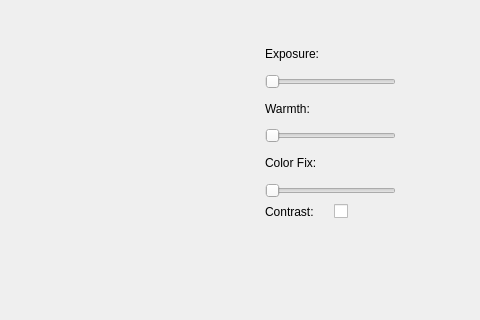
Old version of the form phote.ui in the repository MichaelMarkovsky/phote; both pictures show x 885 to 1365 and y 0 to 320 of the 1365 by 648 pixel window.
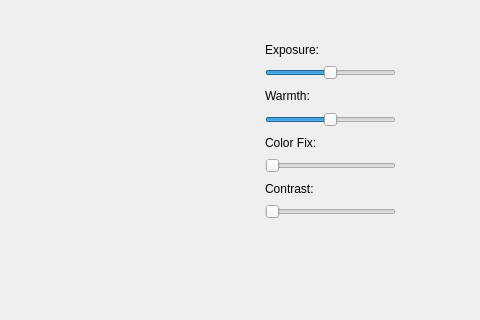
New version of the form.

Commit message: MODIFIED: contrast is a slider now

The edit to the form file:
```diff
--- a/phote.ui
+++ b/phote.ui
@@ -94,6 +94,12 @@
      </item>
      <item>
       <widget class="QSlider" name="exposureSlider">
+       <property name="minimum">
+        <number>-20</number>
+       </property>
+       <property name="maximum">
+        <number>20</number>
+       </property>
        <property name="orientation">
         <enum>Qt::Orientation::Horizontal</enum>
        </property>
@@ -108,6 +114,12 @@
      </item>
      <item>
       <widget class="QSlider" name="warmthSlider">
+       <property name="minimum">
+        <number>-50</number>
+       </property>
+       <property name="maximum">
+        <number>50</number>
+       </property>
        <property name="orientation">
         <enum>Qt::Orientation::Horizontal</enum>
        </property>
@@ -128,8 +140,6 @@
       </widget>
      </item>
      <item>
-      <layout class="QHBoxLayout" name="horizontalLayout">
-       <item>
         <widget class="QLabel" name="label_6">
          <property name="text">
           <string>Contrast:</string>
@@ -137,13 +147,17 @@
         </widget>
        </item>
        <item>
-        <widget class="QCheckBox" name="contrastCheckbox">
-         <property name="text">
-          <string/>
-         </property>
-        </widget>
-       </item>
-      </layout>
+      <widget class="QSlider" name="contrastSlider">
+       <property name="minimum">
+        <number>0</number>
+       </property>
+       <property name="maximum">
+        <number>100</number>
+       </property>
+       <property name="orientation">
+        <enum>Qt::Orientation::Horizontal</enum>
+       </property>
+      </widget>
      </item>
     </layout>
    </widget>
```
Lines whose indentation alone changed are shown as unchanged. The commit also changes 2 other files.
